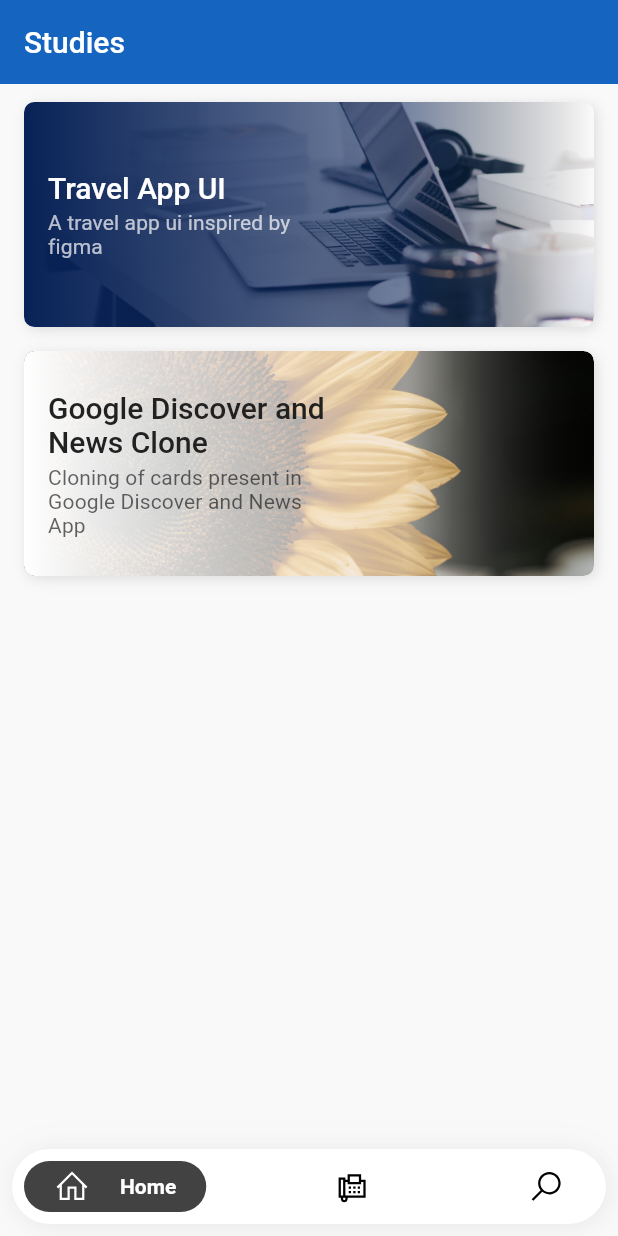
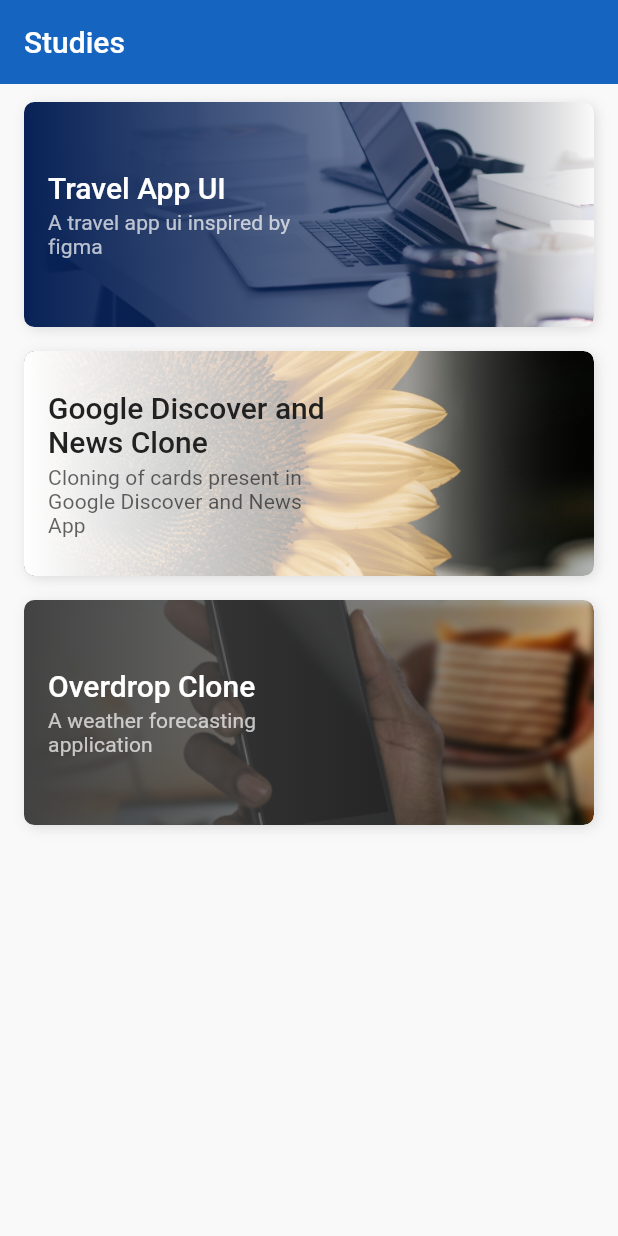
Before and after one commit to paul-ube/axxilla_demo, a Flutter app: the screen it shows after launch, on a phone screen of 412 x 824 dp. Run offline on Flutter 3.47's test engine with Material 2 defaults, Android fonts, the light colour scheme and no system bars; drawn by our look-alikes of google_nav_bar; our stand-ins replace flutter_dotenv, flutter_feather_icons, google_fonts, line_awesome_icons, line_icons, material_design_icons_flutter and 6 more.

Commit message:
- removed annotated region - draft for weather app (inspired by OverDrop)

```diff
--- a/lib/main.dart
+++ b/lib/main.dart
@@ -4,6 +4,7 @@
 import 'package:axxilla_demo/core/constants/constants.dart';
 import 'package:axxilla_demo/ui/screens/settings_page.dart';
 import 'package:axxilla_demo/ui/screens/studies_screen.dart';
+import 'package:axxilla_demo/ui/widgets/default_annotated_region.dart';
 import 'package:flutter/cupertino.dart';
 import 'package:flutter/foundation.dart';
 import 'package:flutter/material.dart';
@@ -63,7 +64,8 @@
   };
 
   runZonedGuarded<Future<Null>>(() async {
-    initializeDateFormatting().then((_) => runApp(
+    initializeDateFormatting().then((_) =>
+        runApp(
           MultiProvider(
             providers: [
               ChangeNotifierProvider(create: (_) => RowSettings()),
@@ -118,74 +120,82 @@
   @override
   Widget build(BuildContext context) {
     return Scaffold(
-      extendBody: true,
-      body: PageTransitionSwitcher(
-        transitionBuilder: (
-          Widget child,
-          Animation<double> animation,
-          Animation<double> secondaryAnimation,
-        ) {
-          return FadeThroughTransition(
-            animation: animation,
-            secondaryAnimation: secondaryAnimation,
-            child: child,
-          );
-        },
-        child: pageList[_selectedIndex],
-      ),
-      bottomNavigationBar: Container(
-        margin: const EdgeInsets.all(8),
-        decoration: BoxDecoration(
-          borderRadius: BorderRadius.circular(100),
-          color: Colors.white,
-          boxShadow: [
-            BoxShadow(
-              blurRadius: 20,
-              color: Colors.grey.withOpacity(.1),
-            ),
-            BoxShadow(
-              blurRadius: 10,
-              color: Colors.grey.withOpacity(.1),
-              offset: Offset(2, 2),
-            ),
-          ],
-        ),
-        child: SafeArea(
-          child: Padding(
-            padding: const EdgeInsets.all(8),
-            child: GNav(
-                gap: 20,
-                activeColor: Colors.white,
-                iconSize: 24,
-                padding: EdgeInsets.symmetric(horizontal: 20, vertical: 5),
-                duration: Duration(milliseconds: 350),
-                tabBackgroundColor: Colors.grey[800],
-                tabs: [
-                  GButton(
-                    icon: LineAwesomeIcons.home,
-                    text: 'Home',
-                    curve: Curves.decelerate,
-                  ),
-                  GButton(
-                    icon: LineAwesomeIcons.fax,
-                    text: 'Likes',
-                  ),
-                  GButton(
-                    icon: LineAwesomeIcons.search,
-                    text: 'Search',
-                  ),
-                ],
-                selectedIndex: _selectedIndex,
-                onTabChange: (index) {
-                  setState(() {
-                    _selectedIndex = index;
-                  });
-                }),
-          ),
-        ),
-      ),
+      extendBody: false,
+      body: StudiesScreen(),
     );
   }
+
+//  @override
+//  Widget build(BuildContext context) {
+//    return Scaffold(
+//      extendBody: true,
+//      body: PageTransitionSwitcher(
+//        transitionBuilder: (
+//          Widget child,
+//          Animation<double> animation,
+//          Animation<double> secondaryAnimation,
+//        ) {
+//          return FadeThroughTransition(
+//            animation: animation,
+//            secondaryAnimation: secondaryAnimation,
+//            child: child,
+//          );
+//        },
+//        child: pageList[_selectedIndex],
+//      ),
+//      bottomNavigationBar: Container(
+//        margin: const EdgeInsets.all(8),
+//        decoration: BoxDecoration(
+//          borderRadius: BorderRadius.circular(100),
+//          color: Colors.white,
+//          boxShadow: [
+//            BoxShadow(
+//              blurRadius: 20,
+//              color: Colors.grey.withOpacity(.1),
+//            ),
+//            BoxShadow(
+//              blurRadius: 10,
+//              color: Colors.grey.withOpacity(.1),
+//              offset: Offset(2, 2),
+//            ),
+//          ],
+//        ),
+//        child: SafeArea(
+//          child: Padding(
+//            padding: const EdgeInsets.all(8),
+//            child: GNav(
+//                gap: 20,
+//                activeColor: Colors.white,
+//                iconSize: 24,
+//                padding: EdgeInsets.symmetric(horizontal: 20, vertical: 5),
+//                duration: Duration(milliseconds: 350),
+//                tabBackgroundColor: Colors.grey[800],
+//                tabs: [
+//                  GButton(
+//                    icon: LineAwesomeIcons.home,
+//                    text: 'Home',
+//                    curve: Curves.decelerate,
+//                  ),
+//                  GButton(
+//                    icon: LineAwesomeIcons.fax,
+//                    text: 'Likes',
+//                  ),
+//                  GButton(
+//                    icon: LineAwesomeIcons.search,
+//                    text: 'Search',
+//                  ),
+//                ],
+//                selectedIndex: _selectedIndex,
+//                onTabChange: (index) {
+//                  setState(() {
+//                    _selectedIndex = index;
+//                  });
+//                }),
+//          ),
+//        ),
+//      ),
+//    );
+//  }
 }
 
 class RowSettings with ChangeNotifier, DiagnosticableTreeMixin {
--- a/lib/ui/screens/studies_screen.dart
+++ b/lib/ui/screens/studies_screen.dart
@@ -1,7 +1,7 @@
 import 'package:axxilla_demo/core/constants/app_colors.dart';
 import 'package:axxilla_demo/ui/screens/studies/google_discover_clone/discover_clone_screen.dart';
+import 'package:axxilla_demo/ui/screens/studies/google_discover_clone/weather_screen.dart';
 import 'package:axxilla_demo/ui/screens/studies/travel_demo/travel_demo_screen.dart';
-import 'package:axxilla_demo/ui/widgets/animations/open_container_animation/open_container_wrapper.dart';
 import 'package:axxilla_demo/ui/widgets/cards/studies_card.dart';
 import 'package:flutter/material.dart';
 
@@ -11,23 +11,21 @@
 }
 
 class _StudiesScreenState extends State<StudiesScreen> {
-  final GlobalKey<ScaffoldState> scaffoldKey = GlobalKey<ScaffoldState>();
-
   @override
   void initState() {
+    Future.microtask(() => TravelDemoScreen());
     super.initState();
   }
 
   @override
   Widget build(BuildContext context) {
     return Scaffold(
-      key: scaffoldKey,
       appBar: AppBar(
         title: const Text('Studies'),
         backgroundColor: Colors.blue[800],
       ),
       body: SafeArea(
-        top: false,
+//        top: false,
         child: ListView(
           padding: const EdgeInsets.all(0),
           children: <Widget>[
@@ -85,10 +83,20 @@
             StudiesCard(
               destination: GoogleDiscoverClone(),
               title: 'Google Discover and News Clone',
-              subtitle: 'Cloning of cards present in Google Discover and News App',
+              subtitle:
+                  'Cloning of cards present in Google Discover and News App',
               color: Colors.white,
               textColor: Colors.grey.shade900,
               assetImage: 'assets/landscape-5.png',
+            ),
+            StudiesCard(
+              destination: WeatherScreen(),
+              title: 'Overdrop Clone',
+              subtitle:
+              'A weather forecasting application',
+              color: Colors.grey[800],
+              textColor: Colors.white,
+              assetImage: 'assets/landscape-2.png',
             )
           ],
         ),
--- a/lib/ui/widgets/cards/studies_card.dart
+++ b/lib/ui/widgets/cards/studies_card.dart
@@ -1,6 +1,3 @@
-import 'dart:async';
-
-import 'package:axxilla_demo/core/constants/app_colors.dart';
 import 'package:axxilla_demo/core/constants/constants.dart';
 import 'package:flutter/material.dart';
 import 'package:flutter/services.dart';
--- a/pubspec.yaml
+++ b/pubspec.yaml
@@ -25,11 +25,13 @@
     sdk: flutter
   cupertino_icons: ^0.1.3
   transparent_image: ^1.0.0
+  fl_chart: ^0.10.1
   flutter_boxicons: ^1.1.0
   flutter_feather_icons: ^1.0.3
   flutter_dotenv: ^2.1.0
   flutter_statusbarcolor: ^0.2.3
   flutter_svg: ^0.17.4
+
   google_nav_bar: ^2.2.0
   google_fonts: ^1.1.0
   line_awesome_icons: ^1.0.4+2
```
Also changed, not shown: lib/ui/screens/studies/google_discover_clone/discover_clone_screen.dart (+34 -15 lines), lib/ui/screens/studies/google_discover_clone/weather_screen.dart (added, +23 -0 lines), lib/ui/screens/studies/travel_demo/travel_demo_screen.dart (+2 -10 lines), lib/ui/widgets/default_annotated_region.dart (added, +24 -0 lines), pubspec.lock.
